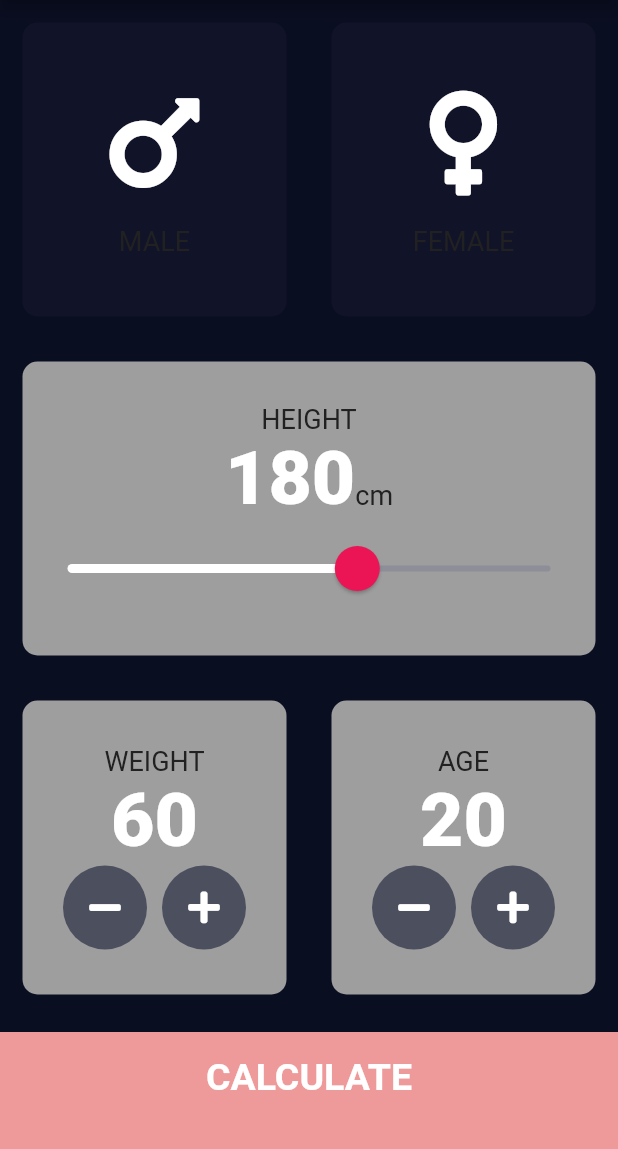
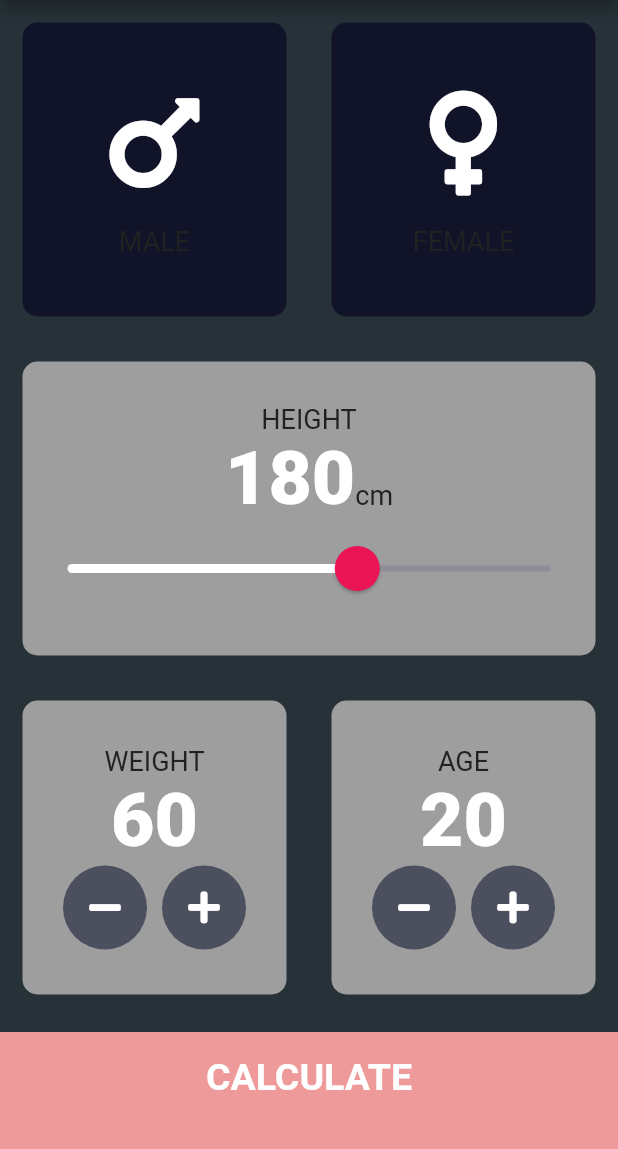
Before and after one commit to OxamaHxn/BMI-Calculator-Flutter-, a Flutter app: the screen it shows after launch, on a phone screen of 412 x 824 dp, the part 84-1233 px from its top. Run offline on Flutter 3.47's test engine with Material 2 defaults, Android fonts, the phone set to English and light mode, and no system bars; our stand-ins replace font_awesome_flutter.

Commit message:
scaffold Background Color customization

```diff
--- a/lib/main.dart
+++ b/lib/main.dart
@@ -9,7 +9,7 @@ class BMICalculator extends StatelessWidget {
     return MaterialApp(
       theme: ThemeData.dark().copyWith(
         primaryColor: Color(0xFF607d8b),
-        scaffoldBackgroundColor: Color(0xFF0A0E21),
+        scaffoldBackgroundColor: Color(0xFF263238),
       ),
       home: InputPage(),
     );
```
